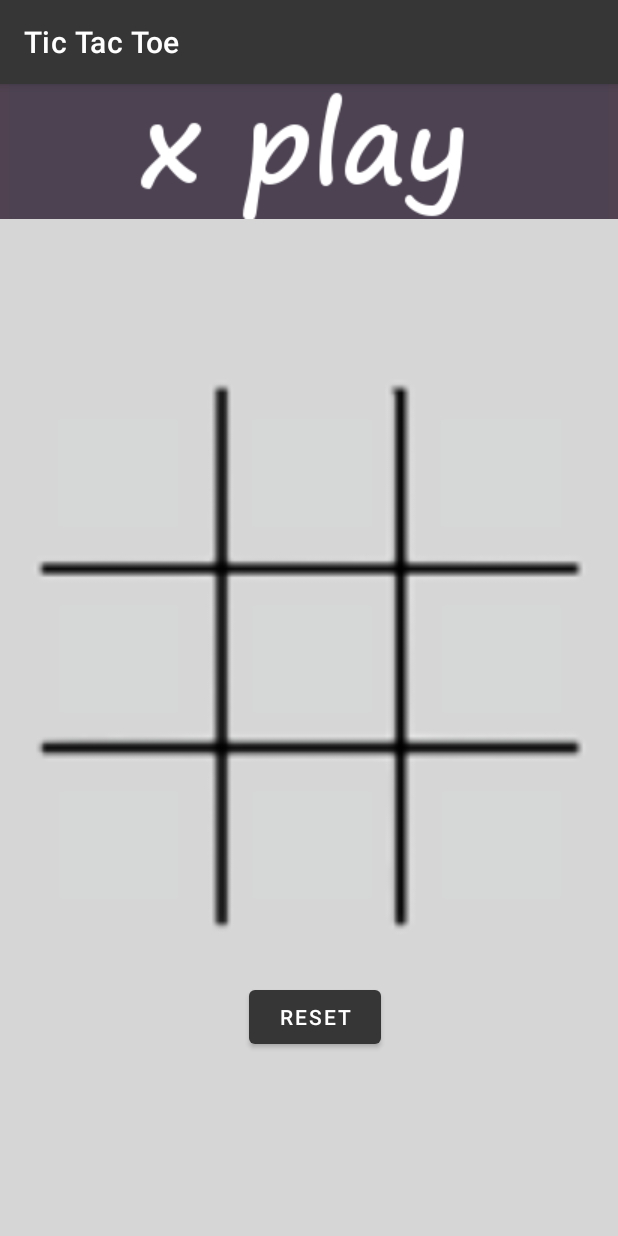
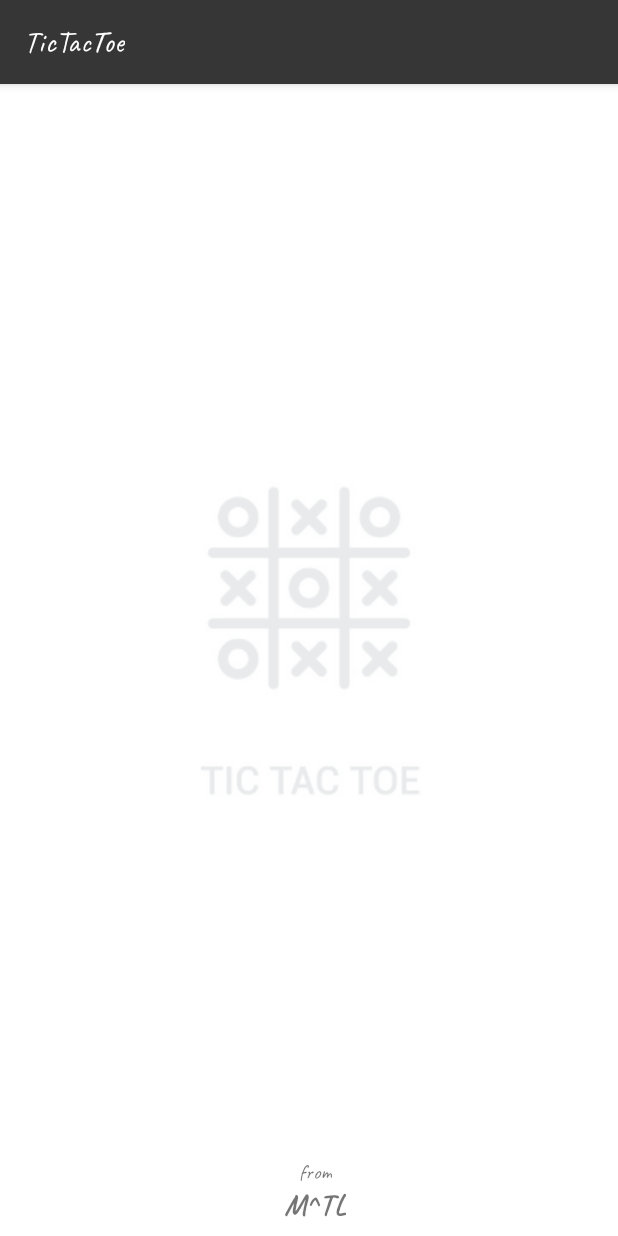
Before and after one commit to sombrero3/Tic-Tac-Toe, an Android app: the screen it shows after launch (MainActivity before the commit, SplashActivity after it), on a phone screen of 412 x 824 dp. Run offline under Robolectric (Android 15) with nearby library versions, the phone set to English and light mode, and no system bars.

Commit message:
splash screen

```diff
--- a/app/src/main/AndroidManifest.xml
+++ b/app/src/main/AndroidManifest.xml
@@ -8,17 +8,21 @@
         android:icon="@mipmap/ic_launcher"
         android:label="@string/app_name"
         android:roundIcon="@mipmap/ic_launcher_round"
-        tools:replace="android:supportsRtl"
         android:supportsRtl="false"
-        android:theme="@style/Theme.FirstExample">
+        android:theme="@style/Theme.FirstExample"
+        tools:replace="android:supportsRtl">
+        <activity
+            android:name=".SplashActivity"
+            android:exported="true" >
+        <intent-filter>
+            <action android:name="android.intent.action.MAIN" />
+
+            <category android:name="android.intent.category.LAUNCHER" />
+        </intent-filter>
+        </activity>
         <activity
             android:name=".MainActivity"
             android:exported="true">
-            <intent-filter>
-                <action android:name="android.intent.action.MAIN" />
-
-                <category android:name="android.intent.category.LAUNCHER" />
-            </intent-filter>
         </activity>
     </application>
 
--- /dev/null
+++ b/app/src/main/java/com/example/firstexample/Model.java
@@ -0,0 +1,14 @@
+package com.example.firstexample;
+
+import java.util.concurrent.Executor;
+import java.util.concurrent.Executors;
+
+public class Model {
+    public static final Model instance = new Model();
+    public Executor executor = Executors.newFixedThreadPool(1);
+
+    private Model(){
+
+    }
+
+}
--- /dev/null
+++ b/app/src/main/java/com/example/firstexample/SplashActivity.java
@@ -0,0 +1,43 @@
+package com.example.firstexample;
+
+import androidx.appcompat.app.AppCompatActivity;
+
+import android.content.Intent;
+import android.os.Bundle;
+import android.view.animation.Animation;
+import android.view.animation.AnimationUtils;
+import android.widget.ImageView;
+
+public class SplashActivity extends AppCompatActivity {
+    ImageView iconIv,titleIv;
+    Animation upAnim,downAnim;
+    @Override
+    protected void onCreate(Bundle savedInstanceState) {
+        super.onCreate(savedInstanceState);
+        setContentView(R.layout.activity_splash);
+        iconIv = findViewById(R.id.spalsh_grid_iv);
+        titleIv = findViewById(R.id.splash_text_tv);
+
+        upAnim = AnimationUtils.loadAnimation(this,R.anim.up_animation);
+        downAnim = AnimationUtils.loadAnimation(this,R.anim.down_animation);
+        iconIv.setAnimation(upAnim);
+        titleIv.setAnimation(downAnim);
+
+        Model.instance.executor.execute(() -> {
+            try {
+                Thread.sleep(5000);
+            } catch (InterruptedException e) {
+                e.printStackTrace();
+            }
+
+            toMainActivity();
+
+        });
+    }
+
+    private void toMainActivity() {
+        Intent intent = new Intent(this, MainActivity.class);
+        startActivity(intent);
+        finish();
+    }
+}
--- /dev/null
+++ b/app/src/main/res/anim/down_animation.xml
@@ -0,0 +1,13 @@
+<?xml version="1.0" encoding="utf-8"?>
+<set xmlns:android="http://schemas.android.com/apk/res/android">
+
+    <translate
+        android:fromXDelta="0%"
+        android:fromYDelta="50%"
+        android:duration="3000"/>
+
+    <alpha
+        android:fromAlpha="0.1"
+        android:toAlpha="1.0"
+        android:duration="3000"/>
+</set>
--- /dev/null
+++ b/app/src/main/res/anim/up_animation.xml
@@ -0,0 +1,12 @@
+<?xml version="1.0" encoding="utf-8"?>
+<set xmlns:android="http://schemas.android.com/apk/res/android">
+    <translate
+        android:fromXDelta="0%"
+        android:fromYDelta="-50%"
+        android:duration="3000"/>
+
+    <alpha
+        android:fromAlpha="0.1"
+        android:toAlpha="1.0"
+        android:duration="3000"/>
+</set>
--- /dev/null
+++ b/app/src/main/res/layout/activity_splash.xml
@@ -0,0 +1,50 @@
+<?xml version="1.0" encoding="utf-8"?>
+<androidx.constraintlayout.widget.ConstraintLayout xmlns:android="http://schemas.android.com/apk/res/android"
+    xmlns:app="http://schemas.android.com/apk/res-auto"
+    xmlns:tools="http://schemas.android.com/tools"
+    android:layout_width="match_parent"
+    android:layout_height="match_parent"
+    tools:context=".SplashActivity">
+
+    <ImageView
+        android:id="@+id/spalsh_grid_iv"
+        android:layout_width="wrap_content"
+        android:layout_height="wrap_content"
+        android:layout_marginBottom="100dp"
+        app:layout_constraintBottom_toBottomOf="parent"
+        app:layout_constraintEnd_toEndOf="parent"
+        app:layout_constraintStart_toStartOf="parent"
+        app:layout_constraintTop_toTopOf="parent"
+        app:srcCompat="@drawable/app_icon" />
+
+    <ImageView
+        android:id="@+id/splash_text_tv"
+        android:layout_width="wrap_content"
+        android:layout_height="wrap_content"
+        app:layout_constraintEnd_toEndOf="@+id/spalsh_grid_iv"
+        app:layout_constraintStart_toStartOf="@+id/spalsh_grid_iv"
+        app:layout_constraintTop_toBottomOf="@+id/spalsh_grid_iv"
+        app:srcCompat="@drawable/tic_tac" />
+
+    <TextView
+        android:id="@+id/textView2"
+        android:layout_width="wrap_content"
+        android:layout_height="wrap_content"
+        android:text="from"
+        app:layout_constraintBottom_toTopOf="@+id/textView3"
+        app:layout_constraintEnd_toEndOf="@+id/textView3"
+        app:layout_constraintStart_toStartOf="@+id/textView3" />
+
+    <TextView
+        android:id="@+id/textView3"
+        android:layout_width="wrap_content"
+        android:layout_height="wrap_content"
+        android:layout_marginStart="8dp"
+        android:layout_marginBottom="8dp"
+        android:text="M^TL"
+        android:textSize="20sp"
+        android:textStyle="bold"
+        app:layout_constraintBottom_toBottomOf="parent"
+        app:layout_constraintEnd_toEndOf="parent"
+        app:layout_constraintStart_toStartOf="parent" />
+</androidx.constraintlayout.widget.ConstraintLayout>
--- a/app/src/main/res/values/themes.xml
+++ b/app/src/main/res/values/themes.xml
@@ -12,5 +12,6 @@
         <!-- Status bar color. -->
         <item name="android:statusBarColor" tools:targetApi="l">?attr/colorPrimaryVariant</item>
         <!-- Customize your theme here. -->
+        <item name="android:fontFamily">@font/caveat_regular</item>
     </style>
 </resources>
```
Also changed, not shown: app/src/main/res/drawable/tic_tac.png (added), app/src/main/res/font/caveat_regular.ttf (added).
